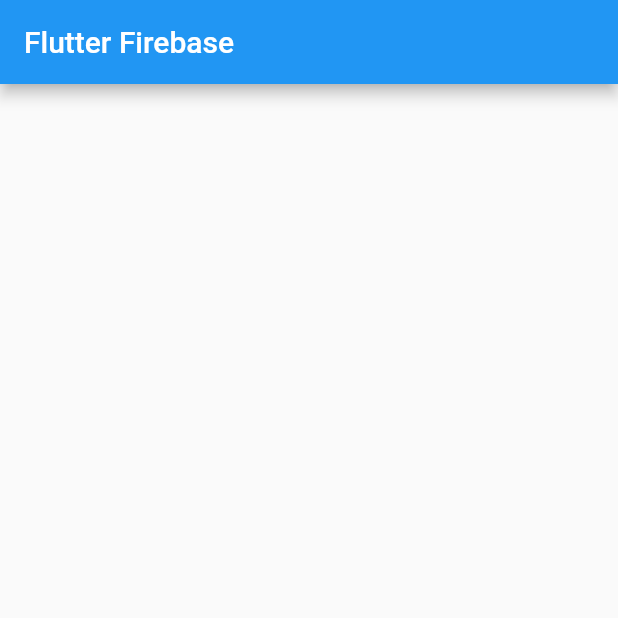
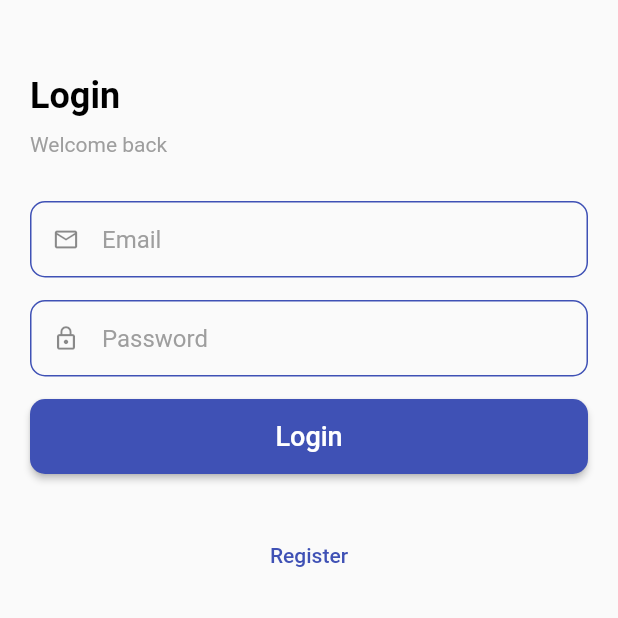
Before and after one commit to Rapid-Technology/flutter_firebase, a Flutter app: the screen it shows after launch, on a phone screen of 412 x 824 dp, the top half of it. Run offline on Flutter 3.47's test engine with Material 2 defaults, Android fonts, the phone set to English and light mode, and no system bars; drawn by our look-alikes of loader_overlay; our stand-ins replace firebase_auth, firebase_core; accounts and stored records are empty.

Commit message:
added firebase email & pass auth

```diff
--- a/lib/main.dart
+++ b/lib/main.dart
@@ -1,6 +1,10 @@
+import 'package:firebase_auth/firebase_auth.dart';
+import 'package:firebase_core/firebase_core.dart';
 import 'package:flutter/material.dart';
-import 'package:firebase_core/firebase_core.dart';
 import 'package:flutter_firebase/firebase_options.dart';
+import 'package:flutter_firebase/pages/home_page.dart';
+import 'package:flutter_firebase/pages/login_page.dart';
+import 'package:loader_overlay/loader_overlay.dart';
 
 void main() async {
   WidgetsFlutterBinding.ensureInitialized();
@@ -13,11 +17,19 @@ class MyApp extends StatelessWidget {
 
   @override
   Widget build(BuildContext context) {
-    return MaterialApp(
-      debugShowCheckedModeBanner: false,
-      home: Scaffold(
-        appBar: AppBar(title: const Text('Flutter Firebase')),
-        body: Container(),
+    return GlobalLoaderOverlay(
+      overlayColor: Colors.grey.withOpacity(0.4),
+      child: MaterialApp(
+        debugShowCheckedModeBanner: false,
+        theme: ThemeData(
+          primaryColor: Colors.indigo,
+          primarySwatch: Colors.indigo,
+        ),
+        home: StreamBuilder(
+          stream: FirebaseAuth.instance.authStateChanges(),
+          builder: (context, snapshot) =>
+              snapshot.data != null ? HomePage() : LoginPage(),
+        ),
       ),
     );
   }
--- /dev/null
+++ b/lib/pages/login_page.dart
@@ -0,0 +1,72 @@
+import 'package:flutter/material.dart';
+import 'package:flutter_firebase/pages/register_page.dart';
+import 'package:flutter_firebase/services/auth_services.dart';
+import 'package:flutter_firebase/widgets/app_button.dart';
+import 'package:flutter_firebase/widgets/custom_textfield.dart';
+import 'package:flutter_firebase/widgets/top_title.dart';
+
+class LoginPage extends StatelessWidget {
+  LoginPage({super.key});
+
+  final formKey = GlobalKey<FormState>();
+  final emailController = TextEditingController();
+  final passController = TextEditingController();
+
+  @override
+  Widget build(BuildContext context) {
+    return Scaffold(
+      body: SafeArea(
+        child: SingleChildScrollView(
+          padding: const EdgeInsets.all(20),
+          child: Form(
+            key: formKey,
+            child: Column(
+              crossAxisAlignment: CrossAxisAlignment.start,
+              children: [
+                const TopTitle(
+                  title: 'Login',
+                  subTitle: 'Welcome back',
+                ),
+                CustomTextField(
+                  controller: emailController,
+                  name: 'Email',
+                  prefixIcon: Icons.mail_outline,
+                  inputType: TextInputType.emailAddress,
+                ),
+                CustomTextField(
+                  controller: passController,
+                  name: 'Password',
+                  prefixIcon: Icons.lock_outline,
+                  inputType: TextInputType.text,
+                  obscureText: true,
+                ),
+                AppButton(
+                  onTap: () {
+                    if (formKey.currentState!.validate()) {
+                      AuthServices.login(
+                        context,
+                        emailController.text,
+                        passController.text,
+                      );
+                    }
+                  },
+                  text: "Login",
+                ),
+                const SizedBox(height: 30),
+                Center(
+                  child: TextButton(
+                    onPressed: () => Navigator.push(
+                      context,
+                      MaterialPageRoute(builder: (_) => RegisterPage()),
+                    ),
+                    child: const Text("Register"),
+                  ),
+                ),
+              ],
+            ),
+          ),
+        ),
+      ),
+    );
+  }
+}
--- /dev/null
+++ b/lib/services/auth_services.dart
@@ -0,0 +1,56 @@
+// ignore_for_file: use_build_context_synchronously
+
+import 'package:firebase_auth/firebase_auth.dart';
+import 'package:flutter/material.dart';
+import 'package:loader_overlay/loader_overlay.dart';
+
+class AuthServices {
+  static final auth = FirebaseAuth.instance;
+
+  static createUser(
+    BuildContext context,
+    String name,
+    String email,
+    String pass,
+  ) async {
+    context.loaderOverlay.show();
+    try {
+      final userCredential = await auth.createUserWithEmailAndPassword(
+        email: email,
+        password: pass,
+      );
+      await userCredential.user?.updateDisplayName(name);
+      Navigator.pop(context);
+    } on FirebaseAuthException catch (e) {
+      if (e.code == 'weak-password') {
+        showMsg(context, 'The password provided is too weak.');
+      } else if (e.code == 'email-already-in-use') {
+        showMsg(context, 'The account already exists for that email.');
+      } else {
+        showMsg(context, e.message.toString());
+      }
+    }
+    context.loaderOverlay.hide();
+  }
+
+  static login(BuildContext context, String email, String pass) async {
+    context.loaderOverlay.show();
+    try {
+      await auth.signInWithEmailAndPassword(
+        email: email,
+        password: pass,
+      );
+    } on FirebaseAuthException catch (e) {
+      if (e.code == 'INVALID_LOGIN_CREDENTIALS') {
+        showMsg(context, 'Invalid Email & Password');
+      } else {
+        showMsg(context, e.message.toString());
+      }
+    }
+    context.loaderOverlay.hide();
+  }
+
+  static showMsg(context, String msg) {
+    ScaffoldMessenger.of(context).showSnackBar(SnackBar(content: Text(msg)));
+  }
+}
--- /dev/null
+++ b/lib/widgets/app_button.dart
@@ -0,0 +1,35 @@
+import 'package:flutter/material.dart';
+
+class AppButton extends StatelessWidget {
+  final String text;
+  final Function onTap;
+
+  const AppButton({
+    super.key,
+    required this.text,
+    required this.onTap,
+  });
+
+  @override
+  Widget build(BuildContext context) {
+    return SizedBox(
+      width: double.infinity,
+      height: 50,
+      child: ElevatedButton(
+        style: ElevatedButton.styleFrom(
+          shape: RoundedRectangleBorder(
+            borderRadius: BorderRadius.circular(10),
+          ),
+        ),
+        child: Text(
+          text,
+          style: const TextStyle(
+            color: Colors.white,
+            fontSize: 18,
+          ),
+        ),
+        onPressed: () => onTap(),
+      ),
+    );
+  }
+}
--- /dev/null
+++ b/lib/widgets/custom_textfield.dart
@@ -0,0 +1,94 @@
+import 'package:flutter/material.dart';
+
+class CustomTextField extends StatelessWidget {
+  final TextEditingController controller;
+  final String name;
+  final IconData prefixIcon;
+  final bool obscureText;
+  final TextCapitalization textCapitalization;
+  final TextInputType inputType;
+
+  const CustomTextField({
+    Key? key,
+    required this.controller,
+    required this.name,
+    required this.prefixIcon,
+    this.obscureText = false,
+    this.textCapitalization = TextCapitalization.none,
+    required this.inputType,
+  }) : super(key: key);
+
+  @override
+  Widget build(BuildContext context) {
+    return Container(
+      margin: const EdgeInsets.only(bottom: 15),
+      child: TextFormField(
+        enabled: true,
+        controller: controller,
+        textCapitalization: textCapitalization,
+        maxLength: 32,
+        maxLines: 1,
+        obscureText: obscureText,
+        keyboardType: inputType,
+        textAlign: TextAlign.start,
+        style: const TextStyle(
+          color: Colors.black,
+          fontSize: 16,
+        ),
+        validator: (value) => validate(context, name, value),
+        autovalidateMode: AutovalidateMode.onUserInteraction,
+        decoration: InputDecoration(
+          prefixIcon: Icon(prefixIcon),
+          isDense: true,
+          focusedBorder: const OutlineInputBorder(
+            borderSide: BorderSide(color: Colors.indigo),
+            borderRadius: BorderRadius.all(Radius.circular(10)),
+          ),
+          enabledBorder: const OutlineInputBorder(
+            borderSide: BorderSide(color: Colors.indigo),
+            borderRadius: BorderRadius.all(Radius.circular(10)),
+          ),
+          labelText: name,
+          counterText: "",
+          labelStyle: const TextStyle(color: Colors.grey),
+          border: const OutlineInputBorder(
+            borderSide: BorderSide(color: Colors.indigo),
+            borderRadius: BorderRadius.all(Radius.circular(10)),
+          ),
+          errorBorder: OutlineInputBorder(
+            borderSide: BorderSide(color: Colors.redAccent.shade700),
+            borderRadius: const BorderRadius.all(Radius.circular(10)),
+          ),
+          alignLabelWithHint: true,
+        ),
+      ),
+    );
+  }
+
+  validate(BuildContext context, String name, value) {
+    if (name == 'Email') {
+      if (value == null || value.isEmpty) {
+        return 'Please enter your email';
+      } else if (!isEmailValid(value)) {
+        return 'Please enter a valid email';
+      }
+    } else if (name == 'Name') {
+      if (value == null || value.isEmpty) {
+        return 'Please enter your name';
+      }
+    } else if (name == 'Password') {
+      if (value == null || value.isEmpty) {
+        return 'Please enter your password';
+      } else if (value.length < 8) {
+        return 'Password can\'t be less than 8 characters';
+      }
+    }
+    return null;
+  }
+
+  bool isEmailValid(String email) {
+    return RegExp(
+            r"^[a-zA-Z0-9.a-zA-Z0-9.!#$%&'*+-/=?^_`{|}~]+@[a-zA-Z0-9]+\.[a-zA-Z]+")
+        .hasMatch(email);
+  }
+}
--- /dev/null
+++ b/lib/widgets/top_title.dart
@@ -0,0 +1,36 @@
+import 'package:flutter/material.dart';
+
+class TopTitle extends StatelessWidget {
+  final String title, subTitle;
+
+  const TopTitle({
+    super.key,
+    required this.title,
+    required this.subTitle,
+  });
+
+  @override
+  Widget build(BuildContext context) {
+    return Container(
+      margin: const EdgeInsets.symmetric(vertical: 30),
+      child: Column(
+        crossAxisAlignment: CrossAxisAlignment.start,
+        children: [
+          Text(
+            title,
+            style: const TextStyle(
+              fontSize: 24,
+              color: Colors.black,
+              fontWeight: FontWeight.bold,
+            ),
+          ),
+          const SizedBox(height: 10),
+          Text(
+            subTitle,
+            style: const TextStyle(color: Colors.grey),
+          ),
+        ],
+      ),
+    );
+  }
+}
--- a/pubspec.yaml
+++ b/pubspec.yaml
@@ -36,6 +36,8 @@ dependencies:
   # Use with the CupertinoIcons class for iOS style icons.
   cupertino_icons: ^1.0.2
   firebase_core: ^2.16.0
+  firebase_auth: ^4.10.0
+  loader_overlay: ^2.3.2
 
 dev_dependencies:
   flutter_test:
```
Also changed, not shown: lib/pages/home_page.dart (added, +57 -0 lines), lib/pages/register_page.dart (added, +77 -0 lines), pubspec.lock, 7 other files.
